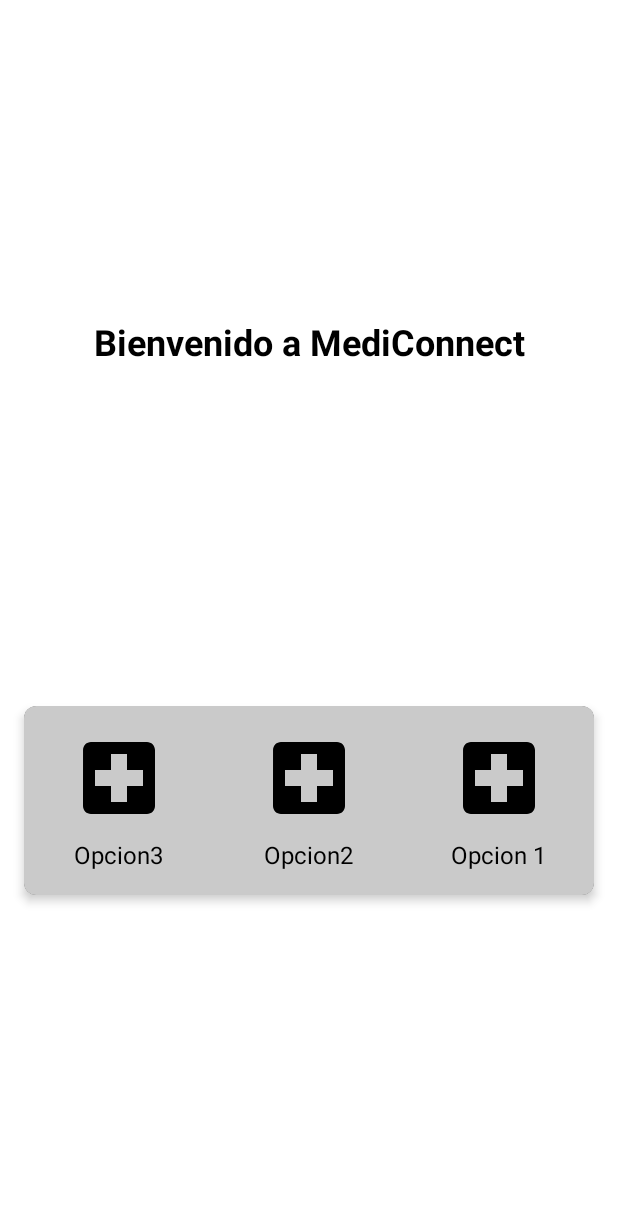
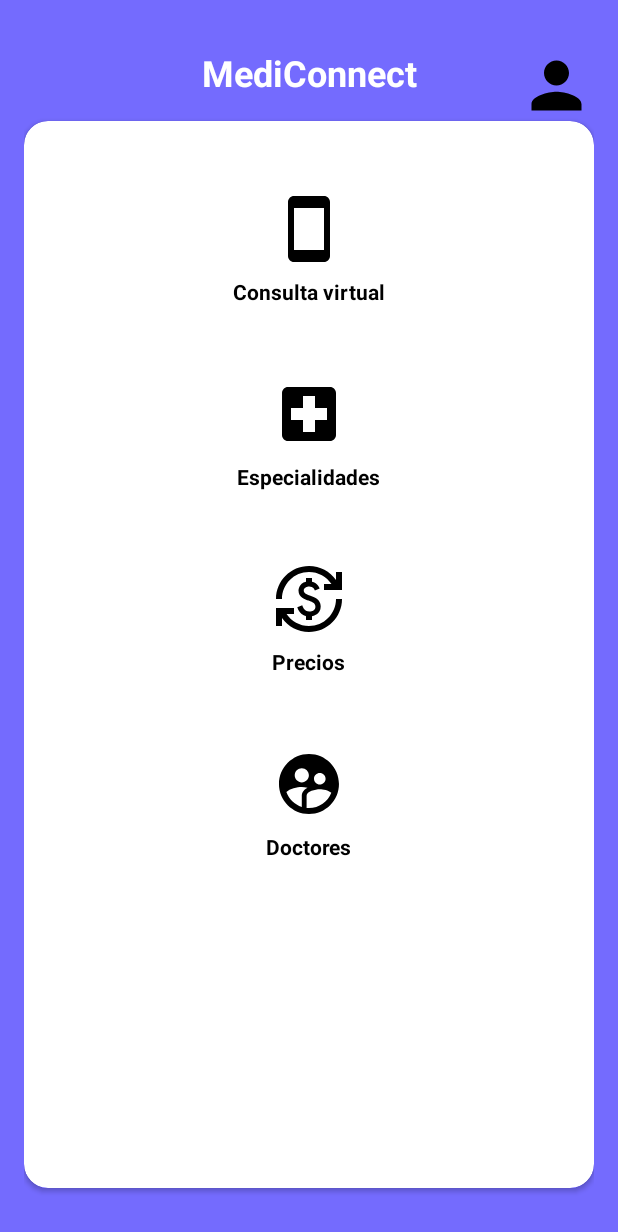
Before and after one commit to regisVald/Telemedicina, an Android app: the layout activity_home.xml on its own in the app's theme, with its tools: preview values and no code run, on a phone screen of 412 x 824 dp. Shown: the top 1232 px of the screen. Run offline under Robolectric (Android 15) with nearby library versions, the phone set to English and light mode, and no system bars.

Commit message:
Pantalla home

```diff
--- a/app/src/main/AndroidManifest.xml
+++ b/app/src/main/AndroidManifest.xml
@@ -24,6 +24,7 @@
             </intent-filter>
         </activity>
         <activity android:name=".DoctorActivity"/>
+        <activity android:name=".Home"/>
     </application>
 
 </manifest>
--- a/app/src/main/java/com/example/mediconnect/Home.java
+++ b/app/src/main/java/com/example/mediconnect/Home.java
@@ -1,32 +1,54 @@
 package com.example.mediconnect;
 
 import android.os.Bundle;
-import android.widget.TextView;
+import android.view.View;
+import android.widget.LinearLayout;
+import android.widget.Toast;
 
-import androidx.activity.EdgeToEdge;
 import androidx.appcompat.app.AppCompatActivity;
-import androidx.core.graphics.Insets;
-import androidx.core.view.ViewCompat;
-import androidx.core.view.WindowInsetsCompat;
-
-import org.w3c.dom.Text;
 
 public class Home extends AppCompatActivity {
 
+    private LinearLayout option1, option2, option3, option4;
     @Override
     protected void onCreate(Bundle savedInstanceState) {
         super.onCreate(savedInstanceState);
-        EdgeToEdge.enable(this);
         setContentView(R.layout.activity_home);
 
-        String nombreUsuario = getIntent().getStringExtra("nombreUsuario");
-        TextView textView13 =  findViewById(R.id.textView13);
-        textView13.setText("Hola, " + nombreUsuario);
+        option1 = findViewById(R.id.option1);
+        option2 = findViewById(R.id.option2);
+        option3 = findViewById(R.id.option3);
+        option4 = findViewById(R.id.option4);
 
-        ViewCompat.setOnApplyWindowInsetsListener(findViewById(R.id.main), (v, insets) -> {
-            Insets systemBars = insets.getInsets(WindowInsetsCompat.Type.systemBars());
-            v.setPadding(systemBars.left, systemBars.top, systemBars.right, systemBars.bottom);
-            return insets;
+
+        option1.setOnClickListener(new View.OnClickListener() {
+            @Override
+            public void onClick(View v) {
+                Toast.makeText(Home.this, "Consulta virtual clicked", Toast.LENGTH_SHORT).show();
+            }
         });
+
+        option2.setOnClickListener(new View.OnClickListener() {
+            @Override
+            public void onClick(View v) {
+                Toast.makeText(Home.this, "Especialidades clicked", Toast.LENGTH_SHORT).show();
+            }
+        });
+
+        option3.setOnClickListener(new View.OnClickListener() {
+            @Override
+            public void onClick(View v) {
+                Toast.makeText(Home.this, "Precios clicked", Toast.LENGTH_SHORT).show();
+            }
+        });
+
+        option4.setOnClickListener(new View.OnClickListener() {
+            @Override
+            public void onClick(View v) {
+                Toast.makeText(Home.this, "Doctores clicked", Toast.LENGTH_SHORT).show();
+            }
+        });
+
+
     }
 }
--- a/app/src/main/java/com/example/mediconnect/Login.java
+++ b/app/src/main/java/com/example/mediconnect/Login.java
@@ -54,7 +54,7 @@
                         if (task.isSuccessful()) {
                             //FirebaseUser user = mAuth.getCurrentUser();
                             Toast.makeText(Login.this, "Inicio de sesión exitoso", Toast.LENGTH_SHORT).show();
-                            startActivity(new Intent(Login.this, DoctorActivity.class));
+                            startActivity(new Intent(Login.this, Home.class));
                             //finish();
                         } else {
                             Toast.makeText(Login.this, "Correo o contraseña invalidos", Toast.LENGTH_SHORT).show();
--- /dev/null
+++ b/app/src/main/res/drawable/ic_currency.xml
@@ -0,0 +1,5 @@
+<vector xmlns:android="http://schemas.android.com/apk/res/android" android:height="24dp" android:tint="#000000" android:viewportHeight="24" android:viewportWidth="24" android:width="24dp">
+
+    <path android:fillColor="@android:color/white" android:pathData="M12.89,11.1c-1.78,-0.59 -2.64,-0.96 -2.64,-1.9c0,-1.02 1.11,-1.39 1.81,-1.39c1.31,0 1.79,0.99 1.9,1.34l1.58,-0.67C15.39,8.03 14.72,6.56 13,6.24V5h-2v1.26C8.52,6.82 8.51,9.12 8.51,9.22c0,2.27 2.25,2.91 3.35,3.31c1.58,0.56 2.28,1.07 2.28,2.03c0,1.13 -1.05,1.61 -1.98,1.61c-1.82,0 -2.34,-1.87 -2.4,-2.09L8.1,14.75c0.63,2.19 2.28,2.78 2.9,2.96V19h2v-1.24c0.4,-0.09 2.9,-0.59 2.9,-3.22C15.9,13.15 15.29,11.93 12.89,11.1zM3,21H1v-6h6v2l-2.48,0c1.61,2.41 4.36,4 7.48,4c4.97,0 9,-4.03 9,-9h2c0,6.08 -4.92,11 -11,11c-3.72,0 -7.01,-1.85 -9,-4.67L3,21zM1,12C1,5.92 5.92,1 12,1c3.72,0 7.01,1.85 9,4.67L21,3h2v6h-6V7l2.48,0C17.87,4.59 15.12,3 12,3c-4.97,0 -9,4.03 -9,9H1z"/>
+
+</vector>
--- /dev/null
+++ b/app/src/main/res/drawable/ic_doctors.xml
@@ -0,0 +1,5 @@
+<vector xmlns:android="http://schemas.android.com/apk/res/android" android:height="24dp" android:tint="#000000" android:viewportHeight="24" android:viewportWidth="24" android:width="24dp">
+
+    <path android:fillColor="@android:color/white" android:pathData="M11.99,2c-5.52,0 -10,4.48 -10,10s4.48,10 10,10 10,-4.48 10,-10 -4.48,-10 -10,-10zM15.6,8.34c1.07,0 1.93,0.86 1.93,1.93 0,1.07 -0.86,1.93 -1.93,1.93 -1.07,0 -1.93,-0.86 -1.93,-1.93 -0.01,-1.07 0.86,-1.93 1.93,-1.93zM9.6,6.76c1.3,0 2.36,1.06 2.36,2.36 0,1.3 -1.06,2.36 -2.36,2.36s-2.36,-1.06 -2.36,-2.36c0,-1.31 1.05,-2.36 2.36,-2.36zM9.6,15.89v3.75c-2.4,-0.75 -4.3,-2.6 -5.14,-4.96 1.05,-1.12 3.67,-1.69 5.14,-1.69 0.53,0 1.2,0.08 1.9,0.22 -1.64,0.87 -1.9,2.02 -1.9,2.68zM11.99,20c-0.27,0 -0.53,-0.01 -0.79,-0.04v-4.07c0,-1.42 2.94,-2.13 4.4,-2.13 1.07,0 2.92,0.39 3.84,1.15 -1.17,2.97 -4.06,5.09 -7.45,5.09z"/>
+
+</vector>
--- /dev/null
+++ b/app/src/main/res/drawable/ic_smartphone.xml
@@ -0,0 +1,5 @@
+<vector xmlns:android="http://schemas.android.com/apk/res/android" android:height="24dp" android:tint="#000000" android:viewportHeight="24" android:viewportWidth="24" android:width="24dp">
+
+    <path android:fillColor="@android:color/white" android:pathData="M17,1.01L7,1c-1.1,0 -2,0.9 -2,2v18c0,1.1 0.9,2 2,2h10c1.1,0 2,-0.9 2,-2V3c0,-1.1 -0.9,-1.99 -2,-1.99zM17,19H7V5h10v14z"/>
+
+</vector>
--- a/app/src/main/res/layout/activity_home.xml
+++ b/app/src/main/res/layout/activity_home.xml
@@ -4,116 +4,165 @@
     xmlns:tools="http://schemas.android.com/tools"
     android:layout_width="match_parent"
     android:layout_height="match_parent"
-    android:background="#FFFFFF">
+    android:padding="16dp"
+    android:background="#746BFE"
+    tools:context=".Home">
 
     <TextView
         android:id="@+id/titleTextView"
         android:layout_width="wrap_content"
         android:layout_height="wrap_content"
-        android:text="Bienvenido a MediConnect"
-        android:textColor="#000000"
+        android:text="MediConnect"
         android:textSize="24sp"
+        android:textColor="#FFFFFF"
         android:textStyle="bold"
-        app:layout_constraintBottom_toTopOf="@+id/cardView"
+        app:layout_constraintTop_toTopOf="parent"
+        app:layout_constraintStart_toStartOf="parent"
         app:layout_constraintEnd_toEndOf="parent"
-        app:layout_constraintStart_toStartOf="parent"
+        android:layout_marginTop="16dp"/>
+
+    <ImageView
+        android:id="@+id/imgProfile"
+        android:layout_width="50dp"
+        android:layout_height="50dp"
+        android:layout_marginTop="16dp"
         app:layout_constraintTop_toTopOf="parent"
-        app:layout_constraintVertical_bias="0.1" />
+        app:layout_constraintEnd_toEndOf="parent"
+        app:srcCompat="@drawable/ic_user"/>
 
     <androidx.cardview.widget.CardView
-        android:id="@+id/cardView"
-        android:layout_width="match_parent"
-        android:layout_height="wrap_content"
-        android:layout_margin="16dp"
-        app:cardCornerRadius="8dp"
-        app:cardElevation="4dp"
+        android:id="@+id/cardContainer"
+        android:layout_width="0dp"
+        android:layout_height="0dp"
+        android:layout_marginTop="16dp"
+        android:layout_marginBottom="16dp"
+        app:cardBackgroundColor="@android:color/white"
+        app:cardCornerRadius="16dp"
+        app:layout_constraintTop_toBottomOf="@id/titleTextView"
         app:layout_constraintBottom_toBottomOf="parent"
+        app:layout_constraintStart_toStartOf="parent"
         app:layout_constraintEnd_toEndOf="parent"
-        app:layout_constraintStart_toStartOf="parent"
-        app:layout_constraintTop_toBottomOf="@+id/titleTextView">
+        app:layout_constraintVertical_bias="0.0"
+        app:layout_constraintHorizontal_bias="0.0">
 
-        <LinearLayout
+        <androidx.constraintlayout.widget.ConstraintLayout
             android:layout_width="match_parent"
-            android:layout_height="wrap_content"
-            android:orientation="horizontal"
-            android:background="#CACACA"
-            >
+            android:layout_height="match_parent"
+            android:padding="16dp">
 
             <LinearLayout
                 android:id="@+id/option1"
                 android:layout_width="0dp"
                 android:layout_height="wrap_content"
-                android:layout_weight="1"
+                android:layout_marginTop="16dp"
                 android:orientation="vertical"
                 android:padding="16dp"
-                android:gravity="center">
+                android:gravity="center"
+                android:clickable="true"
+                android:background="?attr/selectableItemBackground"
+                app:layout_constraintTop_toTopOf="parent"
+                app:layout_constraintStart_toStartOf="parent"
+                app:layout_constraintEnd_toEndOf="parent">
 
                 <ImageView
-                    android:layout_width="64dp"
-                    android:layout_height="64dp"
-                    android:src="@drawable/ic_logo" />
-
+                    android:layout_width="48dp"
+                    android:layout_height="48dp"
+                    android:src="@drawable/ic_smartphone"/>
                 <TextView
                     android:layout_width="wrap_content"
                     android:layout_height="wrap_content"
-                    android:text="Opcion3"
+                    android:text="Consulta virtual"
                     android:textColor="#000000"
-                    android:textSize="16sp"
-                    android:layout_marginTop="8dp" />
+                    android:textStyle="bold"
+                    android:layout_marginTop="8dp"/>
 
             </LinearLayout>
-
 
             <LinearLayout
                 android:id="@+id/option2"
                 android:layout_width="0dp"
                 android:layout_height="wrap_content"
-                android:layout_weight="1"
+                android:layout_marginTop="16dp"
                 android:orientation="vertical"
                 android:padding="16dp"
-                android:gravity="center">
+                android:gravity="center"
+                android:clickable="true"
+                android:background="?attr/selectableItemBackground"
+                app:layout_constraintTop_toBottomOf="@id/option1"
+                app:layout_constraintStart_toStartOf="parent"
+                app:layout_constraintEnd_toEndOf="parent">
 
                 <ImageView
-                    android:layout_width="64dp"
-                    android:layout_height="64dp"
-                    android:src="@drawable/ic_logo" />
-
+                    android:layout_width="48dp"
+                    android:layout_height="48dp"
+                    android:src="@drawable/ic_logo"/>
                 <TextView
                     android:layout_width="wrap_content"
                     android:layout_height="wrap_content"
-                    android:text="Opcion2"
+                    android:text="Especialidades"
                     android:textColor="#000000"
-                    android:textSize="16sp"
-                    android:layout_marginTop="8dp" />
+                    android:textStyle="bold"
+                    android:layout_marginTop="8dp"/>
 
             </LinearLayout>
-
 
             <LinearLayout
                 android:id="@+id/option3"
                 android:layout_width="0dp"
                 android:layout_height="wrap_content"
-                android:layout_weight="1"
+                android:layout_marginTop="16dp"
                 android:orientation="vertical"
                 android:padding="16dp"
-                android:gravity="center">
+                android:gravity="center"
+                android:clickable="true"
+                android:background="?attr/selectableItemBackground"
+                app:layout_constraintTop_toBottomOf="@id/option2"
+                app:layout_constraintStart_toStartOf="parent"
+                app:layout_constraintEnd_toEndOf="parent">
 
                 <ImageView
-                    android:layout_width="64dp"
-                    android:layout_height="64dp"
-                    android:src="@drawable/ic_logo" />
-
+                    android:layout_width="48dp"
+                    android:layout_height="48dp"
+                    android:src="@drawable/ic_currency"/>
                 <TextView
                     android:layout_width="wrap_content"
                     android:layout_height="wrap_content"
-                    android:text="Opcion 1"
+                    android:text="Precios"
                     android:textColor="#000000"
-                    android:textSize="16sp"
-                    android:layout_marginTop="8dp" />
+                    android:textStyle="bold"
+                    android:layout_marginTop="8dp"/>
 
             </LinearLayout>
 
-        </LinearLayout>
+            <LinearLayout
+                android:id="@+id/option4"
+                android:layout_width="0dp"
+                android:layout_height="wrap_content"
+                android:layout_marginTop="16dp"
+                android:orientation="vertical"
+                android:padding="16dp"
+                android:gravity="center"
+                android:clickable="true"
+                android:background="?attr/selectableItemBackground"
+                app:layout_constraintTop_toBottomOf="@id/option3"
+                app:layout_constraintStart_toStartOf="parent"
+                app:layout_constraintEnd_toEndOf="parent">
+
+                <ImageView
+                    android:layout_width="48dp"
+                    android:layout_height="48dp"
+                    android:src="@drawable/ic_doctors"/>
+                <TextView
+                    android:layout_width="wrap_content"
+                    android:layout_height="wrap_content"
+                    android:text="Doctores"
+                    android:textColor="#000000"
+                    android:textStyle="bold"
+                    android:layout_marginTop="8dp"/>
+
+            </LinearLayout>
+
+        </androidx.constraintlayout.widget.ConstraintLayout>
     </androidx.cardview.widget.CardView>
 
 </androidx.constraintlayout.widget.ConstraintLayout>
--- a/app/src/main/res/layout/activity_login.xml
+++ b/app/src/main/res/layout/activity_login.xml
@@ -4,7 +4,7 @@
     android:layout_width="match_parent"
     android:layout_height="match_parent"
     android:padding="16dp"
-    android:background="@drawable/background">
+    android:background="#746BFE">
 
     <androidx.cardview.widget.CardView
         android:layout_width="match_parent"
@@ -12,14 +12,12 @@
         android:layout_centerInParent="true"
         app:cardCornerRadius="16dp"
         app:cardElevation="8dp"
-        >
+        app:cardBackgroundColor="@android:color/white">
 
         <RelativeLayout
             android:layout_width="match_parent"
             android:layout_height="match_parent"
-            android:padding="16dp"
-            android:background="#79090909"
-            >
+            android:padding="16dp">
 
             <TextView
                 android:id="@+id/titleTextView"
@@ -28,9 +26,9 @@
                 android:text="MediConnect"
                 android:textStyle="bold"
                 android:textSize="24sp"
-                android:textColor="#FFFFFF"
-            android:layout_centerHorizontal="true"
-            android:layout_marginTop="16dp"/>
+                android:textColor="#000000"
+                android:layout_centerHorizontal="true"
+                android:layout_marginTop="16dp"/>
 
             <ImageView
                 android:id="@+id/logoImageView"
@@ -43,27 +41,29 @@
 
             <com.google.android.material.textfield.TextInputLayout
                 app:startIconDrawable="@drawable/ic_user"
+                app:iconTint="@android:color/black"
                 app:endIconMode="clear_text"
                 android:id="@+id/emailInputLayout"
                 android:layout_width="match_parent"
                 android:layout_height="wrap_content"
                 android:layout_below="@id/logoImageView"
                 android:layout_marginTop="24dp"
-                android:hint="Correo Electrónico"
-
-                >
+                android:hint="Correo Electrónico">
 
                 <com.google.android.material.textfield.TextInputEditText
                     android:id="@+id/emailEditText"
                     android:layout_width="match_parent"
                     android:layout_height="wrap_content"
-                    android:textColor="#FFFFFF"
-                    android:inputType="textEmailAddress"
+                    android:background="#ABE0E0E0"
+                android:inputType="textEmailAddress"
+                    android:textColor="@android:color/black"
+                    android:text="prueba@gmail.com"
                     />
 
             </com.google.android.material.textfield.TextInputLayout>
 
             <com.google.android.material.textfield.TextInputLayout
+                app:iconTint="@android:color/black"
                 app:startIconDrawable="@drawable/ic_lock"
                 app:endIconMode="password_toggle"
                 android:id="@+id/passwordInputLayout"
@@ -77,8 +77,11 @@
                     android:id="@+id/passwordEditText"
                     android:layout_width="match_parent"
                     android:layout_height="wrap_content"
-                    android:textColor="#FFFFFF"
-                android:inputType="textPassword" />
+                    android:background="#E0E0E0"
+                android:inputType="textPassword"
+                    android:textColor="@android:color/black"
+                    android:text="123456789"
+                    />
 
             </com.google.android.material.textfield.TextInputLayout>
 
```
